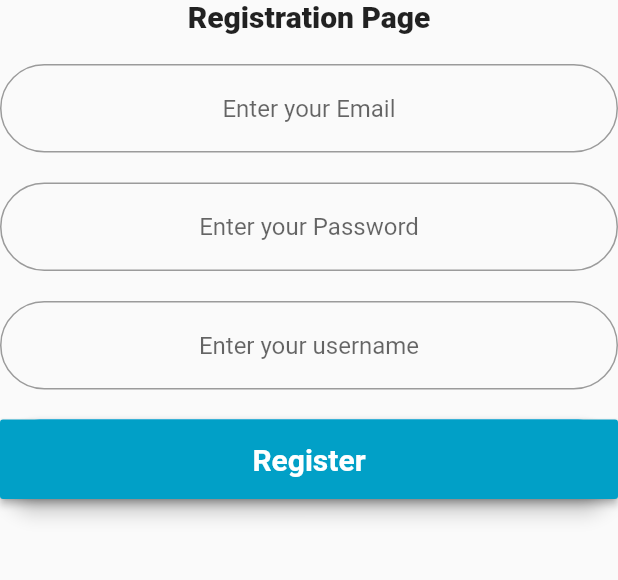
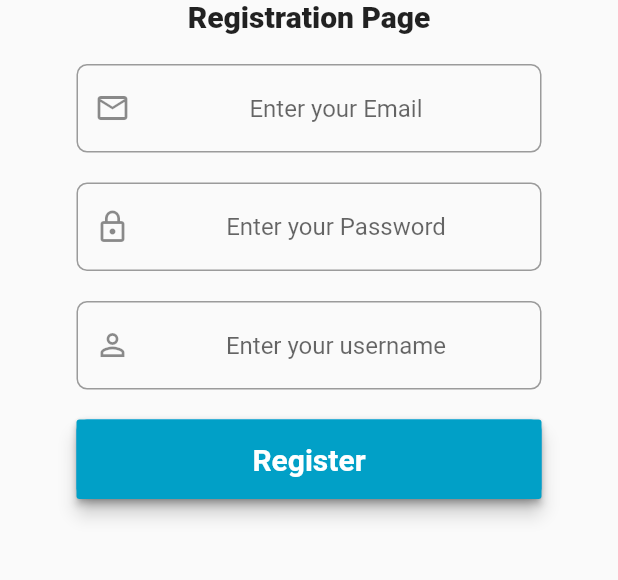
Before and after one commit to wskowro/SwapProject, a Flutter app: the MyRegistrationPage screen opened directly, on a phone screen of 412 x 824 dp, the part 512-1092 px from its top. Run offline on Flutter 3.47's test engine with Material 2 defaults, Android fonts, the phone set to English and light mode, and no system bars; our stand-ins replace cached_network_image, cloud_firestore, firebase_auth, firebase_core, firebase_dynamic_links, firebase_messaging and 5 more; accounts and stored records are empty; Roboto replaces fonts that are missing (Montserrat).

Commit message:
Updated the registration page button widths and added icons to the fields.

```diff
--- a/lib/registration.dart
+++ b/lib/registration.dart
@@ -53,6 +53,9 @@ class _MyRegistrationPageState extends State<MyRegistrationPage> {
               SizedBox(
                 height: 20.0,
               ),
+          Container(
+            width: 310,
+            child:
               TextField(
                 keyboardType: TextInputType.emailAddress,
                 textAlign: TextAlign.center,
@@ -61,12 +64,17 @@ class _MyRegistrationPageState extends State<MyRegistrationPage> {
                 },
                 decoration: InputDecoration(
                     hintText: "Enter your Email",
+                    prefixIcon: Icon(Icons.mail_outline),
                     border: OutlineInputBorder(
-                        borderRadius: BorderRadius.all(Radius.circular(32.0)))),
+                        borderRadius: BorderRadius.all(Radius.circular(7.0)))),
               ),
+          ),
               SizedBox(
                 height: 20.0,
               ),
+          Container(
+            width: 310,
+            child:
               TextField(
                 obscureText: true,
                 textAlign: TextAlign.center,
@@ -75,12 +83,17 @@ class _MyRegistrationPageState extends State<MyRegistrationPage> {
                 },
                 decoration: InputDecoration(
                     hintText: "Enter your Password",
+                    prefixIcon: Icon(Icons.lock_outline),
                     border: OutlineInputBorder(
-                        borderRadius: BorderRadius.all(Radius.circular(32.0)))),
+                        borderRadius: BorderRadius.all(Radius.circular(7.0)))),
               ),
+          ),
               SizedBox(
                 height: 20.0,
               ),
+          Container(
+            width: 310,
+            child:
               TextField(
                 textAlign: TextAlign.center,
                 onChanged: (value) {
@@ -88,16 +101,21 @@ class _MyRegistrationPageState extends State<MyRegistrationPage> {
                 },
                 decoration: InputDecoration(
                     hintText: "Enter your username",
+                    prefixIcon: Icon(Icons.person_outline),
                     border: OutlineInputBorder(
-                        borderRadius: BorderRadius.all(Radius.circular(32.0)))),
+                        borderRadius: BorderRadius.all(Radius.circular(7.0)))),
               ),
+          ),
               SizedBox(
                 height: 20.0,
               ),
+              Container(
+                width: 310,
+                child:
               Material(
                 elevation: 5,
                 color: Colors.lightBlue,
-                borderRadius: BorderRadius.circular(32.0),
+                borderRadius: BorderRadius.circular(7.0),
                 child:
                   MaterialButton(
                   onPressed: () async {
@@ -138,6 +156,7 @@ class _MyRegistrationPageState extends State<MyRegistrationPage> {
                 ),
 
               ),
+              ),
               SizedBox(
                 height: 15.0,
               ),
```
